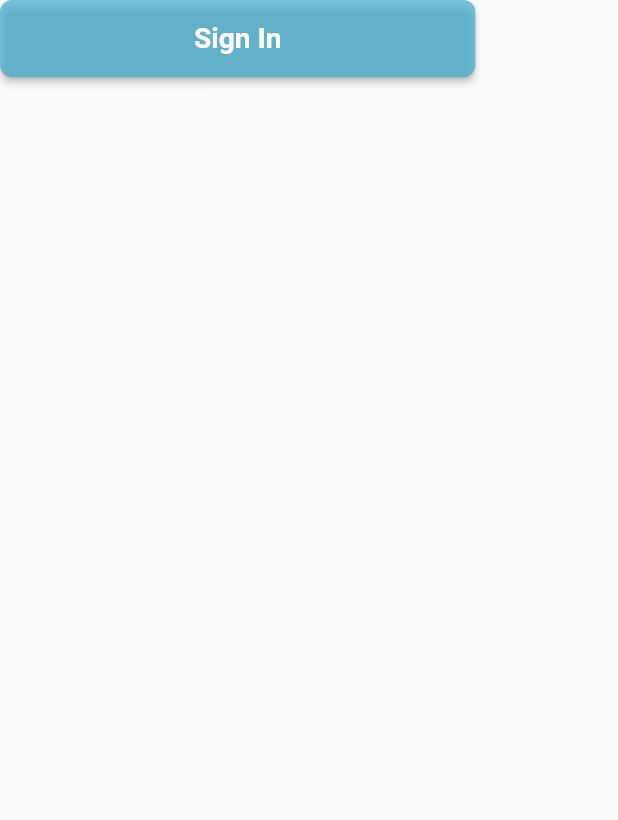
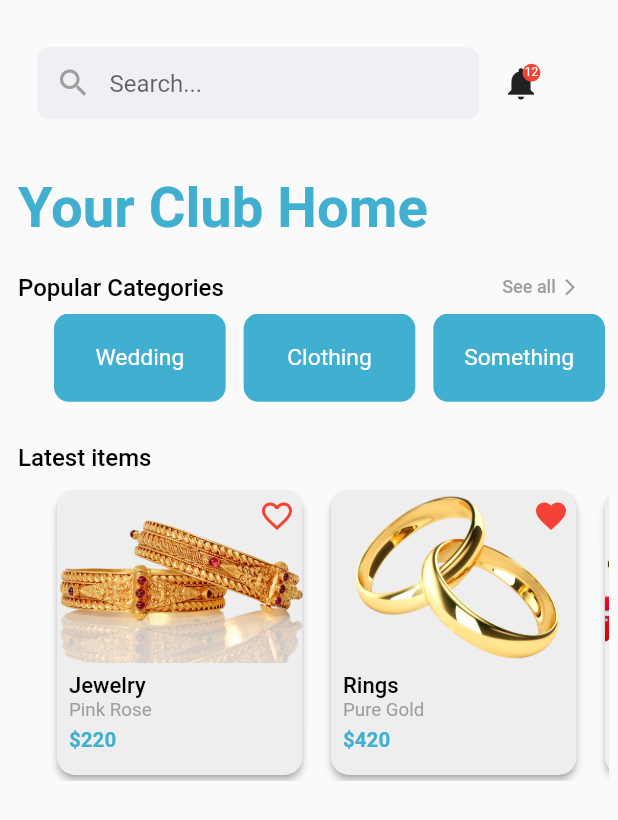
Before and after one commit to mla303/paul-app, a Flutter app: the ShopperButton widget shown alone on an empty page, opened directly, after a tap on "Sign In", on a phone screen of 412 x 824 dp. Shown: the top 820 px of the screen. Run offline on Flutter 3.47's test engine with Material 2 defaults, Android fonts, the phone set to English and light mode, and no system bars; our stand-ins replace dots_indicator.

Commit message:
luqman's screens

```diff
--- /dev/null
+++ b/lib/Views/homePage.dart
@@ -0,0 +1,352 @@
+
+import 'package:flutter/material.dart';
+import 'package:paul_app/widgets/CustomButton.dart';
+import 'package:paul_app/widgets/CustomTextField.dart';
+import 'package:paul_app/widgets/Lists.dart';
+import 'package:paul_app/widgets/colors.dart';
+import 'package:paul_app/widgets/search_bar.dart';
+import 'package:paul_app/widgets/styles.dart';
+
+
+
+
+
+class homePage extends StatefulWidget {
+  @override
+  _homePageState createState() => new _homePageState();
+}
+
+
+
+
+class _homePageState extends State<homePage> {
+
+
+  int _counter = 12;
+
+  @override
+  Widget build(BuildContext context) {
+
+    double width = MediaQuery.of(context).size.width;
+    double height = MediaQuery.of(context).size.height;
+
+    return SafeArea(
+      child: Scaffold(
+        // backgroundColor: Color(0xfff7f7f7),
+
+          // appBar: customAppBar1("Sign In"),
+
+        body: Container(
+          // color: whiteColor,
+          child: Padding(
+            padding: const EdgeInsets.symmetric(horizontal:4,vertical: 10),
+            child: Column(
+
+                mainAxisAlignment: MainAxisAlignment.start,
+                crossAxisAlignment: CrossAxisAlignment.start,
+                children: <Widget>[
+                  Expanded(
+                    flex: 0,
+                    child: Row(
+                      crossAxisAlignment: CrossAxisAlignment.center,
+
+                      children: [
+                        SizedBox(width:6,),
+
+                        searchBar(),
+
+                        //notification icon with badge
+                        Stack(
+                          children: <Widget>[
+                            new Icon(Icons.notifications,size: 26,),
+                            new Positioned(
+                              right: 0,
+                              child: new Container(
+                                padding: EdgeInsets.all(1),
+                                decoration: new BoxDecoration(
+                                  color: Colors.red,
+                                  borderRadius: BorderRadius.circular(6),
+                                ),
+                                constraints: BoxConstraints(
+                                  minWidth: 12,
+                                  minHeight: 12,
+                                ),
+                                child: new Text(
+                                  '$_counter',
+                                  style: new TextStyle(
+                                    color: Colors.white,
+                                    fontSize: 8,
+                                  ),
+                                  textAlign: TextAlign.center,
+                                ),
+                              ),
+                            )
+                          ],
+                        ),
+
+
+
+
+                      ],
+                    ),
+                  ),
+
+
+                  SizedBox(height: 15,),
+
+                  Expanded(
+                    flex: 2,
+                    child: SingleChildScrollView(
+                      child: Column(
+                        children: [
+                          Padding(
+                            padding: const EdgeInsets.symmetric(horizontal: 8),
+                            child: Wrap(
+                              direction: Axis.vertical,
+                              spacing: 8,
+                              // // alignment: WrapAlignment.center,
+                              // crossAxisAlignment: CrossAxisAlignment.start,
+                              children: [
+                                Container(
+                                    width:width/1.2,
+                                    child: Text("Your Club Home", style: CustomTextStyle.headig(context))),
+
+
+                                const SizedBox(height: 6,),
+
+                                //Catergory
+                                Container(
+                                  width:width/1.1,
+                                  child: Row(
+                                    mainAxisAlignment: MainAxisAlignment.spaceBetween,
+                                    crossAxisAlignment: CrossAxisAlignment.center,
+                                    children: [
+                                      Text(
+                                        "Popular Categories",
+                                        style: TextStyle(
+                                            color: Colors.black,
+                                            fontSize: 16,
+                                            fontWeight: FontWeight.w500),
+                                      ),
+                                      Row(
+                                        children: [
+                                          Text(
+                                            "See all",
+                                            style: TextStyle(
+                                                color: Colors.grey,
+                                                fontSize: 12,
+                                                fontWeight: FontWeight.w500),
+                                          ),
+                                          const SizedBox(width: 3,),
+                                          Icon(Icons.arrow_forward_ios,size: 13,color: Colors.grey,)
+                                        ],
+                                      ),
+                                    ],
+                                  ),
+                                ),
+                                Container(
+                                  // color: Colors.redAccent,
+                                  padding: EdgeInsets.symmetric(horizontal: 18.0, vertical: 0.0),
+                                  height: MediaQuery.of(context).size.height /14,
+                                  width: width,
+
+                                  child: ListView.separated(
+                                      itemCount: categoryList.length,
+                                      shrinkWrap: false,
+                                      physics: ClampingScrollPhysics(),
+                                      scrollDirection: Axis.horizontal,
+                                      itemBuilder: (context, index) {
+                                        return GestureDetector(
+                                          onTap: ()
+                                          {
+                                          },
+                                          child: Padding(
+                                            padding: const EdgeInsets.symmetric(horizontal: 6),
+                                            child: Container(
+                                              decoration: BoxDecoration(
+                                                color: basicColorShopper,
+                                                borderRadius: BorderRadius.circular(10)
+                                              ),
+                                              height: height/20,
+                                              width: width/3.6,
+                                              child: Center(
+                                                child: RichText(
+                                                  textAlign: TextAlign.center,
+                                                  text: TextSpan(
+                                                      style: CustomTextStyle.normaltext3(context),
+                                                      children: <TextSpan>[
+                                                        TextSpan(text: categoryList[index].name,),
+
+                                                      ]
+                                                  ),
+                                                ),
+                                              ),
+                                            ),
+                                          ),
+                                        );
+                                      },
+                                      separatorBuilder: (BuildContext context, int index) {
+                                        return SizedBox(
+                                          height: 10,
+                                          // width: 6,
+                                        );
+                                      }),
+                                ),
+
+
+
+                                const SizedBox(height: 12,),
+
+
+                                //Latest items
+                                Text(
+                                  "Latest items",
+                                  style: TextStyle(
+                                      color: Colors.black,
+                                      fontSize: 16,
+                                      fontWeight: FontWeight.w500),
+                                ),
+
+                                Container(
+               // color: Colors.redAccent,
+                                  padding: EdgeInsets.symmetric(horizontal: 18.0, vertical: 0.0),
+                                  height: MediaQuery.of(context).size.height * 0.24,
+                                  width: width,
+
+                                  child: ListView.separated(
+                                      itemCount: latestItemList.length,
+                                      shrinkWrap: true,
+                                      // physics: ClampingScrollPhysics(),
+                                      scrollDirection: Axis.horizontal,
+                                      itemBuilder: (context, index) {
+                                        return GestureDetector(
+                                          onTap: ()
+                                          {
+                                          },
+                                          child: Padding(
+                                            padding: const EdgeInsets.symmetric(horizontal: 4),
+                                            child: Container(
+                                              // height: MediaQuery.of(context).size.height * 0.16,
+                                              width: MediaQuery.of(context).size.width / 2.4,
+
+                                              // decoration: ,
+                                              child: Card(
+                                                elevation: 2,
+                                                shadowColor: Colors.grey,
+                                                color: Colors.grey[200],
+                                                shape: RoundedRectangleBorder(
+                                                  borderRadius: BorderRadius.circular(12.0),
+                                                  // side: BorderSide(width: 1,color: Colors.grey[200])
+                                                ),
+                                                child: Column(
+                                                  crossAxisAlignment: CrossAxisAlignment.start,
+                                                  children: [
+
+                                                    Stack(
+                                                      children: <Widget>[
+
+                                                        ClipRRect(
+                                                          borderRadius: BorderRadius.only(
+                                                            topLeft: Radius.circular(12),
+                                                            topRight: Radius.circular(12),
+                                                          ),
+                                                          child: Image.asset(
+                                                            latestItemList[index].img,
+                                                            height: MediaQuery.of(context).size.height *
+                                                                0.14,
+                                                            width: MediaQuery.of(context).size.width,
+                                                            fit: BoxFit.cover,
+                                                          ),
+                                                        ),
+                                                        Positioned(
+                                                          right: 5,
+                                                          top: 5,
+                                                          child: latestItemList[index].iconss,
+
+                                                        )
+
+                                                      ],
+                                                    ),
+
+
+
+                                                    Padding(
+                                                      padding:
+                                                      const EdgeInsets.only(left: 8.0, top: 6),
+                                                      child: Text(
+                                                        latestItemList[index].name,
+                                                        style: TextStyle(
+                                                            color: Colors.black,
+                                                            fontSize: height / 56,
+                                                            fontWeight: FontWeight.w500),
+                                                      ),
+                                                    ),
+
+                                                    Padding(
+                                                      padding:
+                                                      const EdgeInsets.only(left: 8.0, top: 0),
+                                                      child: Text(
+                                                        latestItemList[index].type,
+                                                        style: TextStyle(
+                                                            color: Colors.grey,
+                                                            fontSize: height / 66,
+                                                            fontWeight: FontWeight.w400),
+                                                      ),
+                                                    ),
+                                                    Padding(
+                                                      padding:
+                                                      const EdgeInsets.only(left: 8.0, top: 5),
+                                                      child: Text(
+                                                        latestItemList[index].price,
+                                                        style: TextStyle(
+                                                            color: basicColorShopper,
+                                                            fontSize: height / 60,
+                                                            fontWeight: FontWeight.w600),
+                                                      ),
+                                                    ),
+                                                  ],
+                                                ),
+                                              ),
+                                            ),
+                                          ),
+                                        );
+                                      },
+                                      separatorBuilder: (BuildContext context, int index) {
+                                        return SizedBox(
+                                          width: 3,
+                                        );
+                                      }
+                                  ),
+                                ),
+
+
+
+
+
+
+                              ],
+                            ),
+                          ),
+
+                          SizedBox(height: 16,),
+
+
+                        ],
+                      ),
+                    ),
+                  ),
+
+
+
+
+
+                ],
+              ),
+          ),
+        ),
+
+      ),
+    );
+  }
+
+}
--- a/lib/Views/signIn.dart
+++ b/lib/Views/signIn.dart
@@ -117,7 +117,7 @@ class _logInState extends State<SignInScreen> {
                             text: Text("Sign In",
                               style: CustomTextStyle.buttontitle(context),),
                               onPressed: (){
-                              // Navigator.pushNamed(context, "/bottomNavigation");
+                              Navigator.pushNamed(context, "/home");
                               },
                             focusColor: buttonColor2,
                             disbaleColor: buttonColor2,
@@ -141,7 +141,7 @@ class _logInState extends State<SignInScreen> {
 
 
 
-                          //login button
+
                           ShopperButton(
                             text: Text("Join as a shopper",
                               style: CustomTextStyle.buttontitle(context),),
@@ -153,7 +153,7 @@ class _logInState extends State<SignInScreen> {
                           ),
                           SizedBox(height: height/60,),
 
-                          //login button
+
                           CustomerButton(
                             text: Text("Open a shop",
                               style: CustomTextStyle.buttontitle(context),),
--- a/lib/Views/splash.dart
+++ b/lib/Views/splash.dart
@@ -23,20 +23,20 @@ class _splashScreenState extends State<splashScreen> {
     return Scaffold(
       body: Container(
         decoration: BoxDecoration(color: const Color(0xff7c94b6),
-          image: DecorationImage(
-            image: AssetImage("assets/images/background.png"),
-            fit: BoxFit.cover,
-            colorFilter: new ColorFilter.mode(Colors.black.withOpacity(0.4), BlendMode.dstATop),
-          )
+          // image: DecorationImage(
+          //   image: AssetImage("assets/images/background.png"),
+          //   fit: BoxFit.cover,
+          //   colorFilter: new ColorFilter.mode(Colors.black.withOpacity(0.4), BlendMode.dstATop),
+          // )
         ),
 
-        child: Center(
-          child: Image(
-            image:  AssetImage("assets/images/logo-half.png"),
-            height: height/4,
-
-          ),
-        ),
+        // child: Center(
+        //   child: Image(
+        //     image:  AssetImage("assets/images/logo-half.png"),
+        //     height: height/4,
+        //
+        //   ),
+        // ),
       ),
     );
   }
--- a/lib/Views/walkthrough.dart
+++ b/lib/Views/walkthrough.dart
@@ -48,17 +48,17 @@ class WalkThroughState extends State<WalkThrough> {
                 myWalkthrough(
                   title: "Plan Your Trip",
                   content: "Book one of our unique hotel to \n escape the ordinary",
-                  image: "images/walkthrough1.png",
+                  // image: "images/walkthrough1.png",
                 ),
                 myWalkthrough(
                   title: "Find Best Deal",
                   content: "Find deals for any season from cosy \n country home to city flats",
-                  image: "images/walkthrough2.png",
+                  // image: "images/walkthrough2.png",
                 ),
                 myWalkthrough(
                   title: "User Privacy",
                   content: "Book one of our unique hotel to \n escape the ordinary",
-                  image: "images/walkthrough1.png",
+                  // image: "images/walkthrough1.png",
                 ),
               ],
               controller: controller,
--- a/lib/main.dart
+++ b/lib/main.dart
@@ -1,4 +1,5 @@
 import 'package:flutter/material.dart';
+import 'Views/homePage.dart';
 import 'Views/signIn.dart';
 import 'Views/splash.dart';
 import 'Views/walkthrough.dart';
@@ -10,6 +11,7 @@ void main() {
 var routes = <String, WidgetBuilder>{
   "/walkthrough": (BuildContext context) => WalkThrough(),
   "/login": (BuildContext context) => SignInScreen(),
+  "/home": (BuildContext context) => homePage(),
   // "/forgetPassword": (BuildContext context) => forgotPasswordScreen(),
   // "/lanuageSelect": (BuildContext context) => LanguageSelector(),
   // "/bottomNavigation": (BuildContext context) => navigationBar(),
--- a/lib/widgets/CustomButton.dart
+++ b/lib/widgets/CustomButton.dart
@@ -25,7 +25,7 @@ class ShopperButton extends StatelessWidget {
             //   color: button1,
             // )
         ),
-        color: buttonColor1.withOpacity(0.7),
+        color: buttonColor2,
         textColor: Colors.white,
         padding: EdgeInsets.all(8.0),
         onPressed: onPressed,
--- /dev/null
+++ b/lib/widgets/Lists.dart
@@ -0,0 +1,80 @@
+import 'package:flutter/cupertino.dart';
+import 'package:flutter/gestures.dart';
+import 'package:flutter/material.dart';
+
+
+List categoryList = [
+
+  Category(
+      name:"Wedding",
+  ),
+
+  Category(
+      name:"Clothing",
+  ),
+  Category(
+      name:"Something",
+  ),
+  Category(
+      name:"Shoes",
+  ),
+
+  Category(
+      name:"Home & Living",
+  ),
+
+];
+
+class Category{
+  String name;
+  Category({
+    this.name,
+  });
+}
+
+// ***********************************************
+
+
+class itemDetail{
+  String name;
+  String type;
+  String price;
+  String img;
+  Icon iconss;
+
+
+  itemDetail({
+    this.name,
+    this.type,
+    this.price,
+    this.img,
+    this.iconss
+  });
+}
+
+
+List latestItemList = [
+
+  itemDetail(
+    name:"Jewelry",
+    img: "images/jewellary.png",
+    type: "Pink Rose",
+    price: "\$220",
+    iconss: Icon(Icons.favorite_border,color: Colors.red,)
+  ),
+
+  itemDetail(
+    name:"Rings",
+    img: "images/rings.png",
+    type: "Pure Gold",
+    price: "\$420",
+    iconss: Icon(Icons.favorite,color: Colors.red,)
+  ),
+  itemDetail(
+    name:"Toys",
+    img: "images/toys.png",
+    type: "Cloths Toys",
+    price: "\$120",
+    iconss: Icon(Icons.favorite,color: Colors.red,)
+  ),
+];
--- a/lib/widgets/mywalkthrough.dart
+++ b/lib/widgets/mywalkthrough.dart
@@ -60,14 +60,14 @@ class WalkthroughState extends State<myWalkthrough>
           mainAxisAlignment: MainAxisAlignment.start,
           children: <Widget>[
 
-            Transform(
-              transform:
-              new Matrix4.translationValues(0, 2.0, 6.0),
-              child: new Image(
-                image: AssetImage(widget.image),
-                height: MediaQuery.of(context).size.height/3,
-              ),
-            ),
+            // Transform(
+            //   transform:
+            //   new Matrix4.translationValues(0, 2.0, 6.0),
+            //   child: new Image(
+            //     image: AssetImage(widget.image),
+            //     height: MediaQuery.of(context).size.height/3,
+            //   ),
+            // ),
 
             SizedBox(height: 30,),
 
--- /dev/null
+++ b/lib/widgets/search_bar.dart
@@ -0,0 +1,48 @@
+import 'package:flutter/material.dart';
+import 'package:paul_app/widgets/colors.dart';
+
+class searchBar extends StatelessWidget {
+  @override
+  Widget build(BuildContext context) {
+
+    return Container(
+      margin: EdgeInsets.all(15.0),
+      height: 61,
+      width: MediaQuery.of(context).size.width/1.4,
+      child: Row(
+        children: <Widget>[
+          Expanded(
+            child: Container(
+              decoration: BoxDecoration(
+                color: grayColor,
+                borderRadius: BorderRadius.circular(8.0),
+                // boxShadow: [
+                //   BoxShadow(
+                //       offset: Offset(0, 3),
+                //       blurRadius: 3,
+                //       color: Colors.grey)
+                // ],
+              ),
+              child: Row(
+                children: <Widget>[
+                  IconButton(
+                      icon: Icon(Icons.search,color: Colors.grey,), onPressed: () {}),
+                  Expanded(
+                    child: TextField(
+                      decoration: InputDecoration(
+                          hintText: "Search...",
+                          border: InputBorder.none),
+                    ),
+                  ),
+
+                ],
+              ),
+            ),
+          ),
+
+
+        ],
+      ),
+    );
+  }
+}
--- a/lib/widgets/styles.dart
+++ b/lib/widgets/styles.dart
@@ -8,14 +8,14 @@ class CustomTextStyle {
   static TextStyle buttontitle(BuildContext context) {
     return TextStyle(
         color: Colors.white,
-        fontSize: MediaQuery.of(context).size.height / 44,
-        fontWeight: FontWeight.w600);
+        fontSize: MediaQuery.of(context).size.height / 48,
+        fontWeight: FontWeight.w500);
   }
 
   static TextStyle headig(BuildContext context) {
     return TextStyle(
         color: basicColorShopper,
-        fontSize: MediaQuery.of(context).size.height / 20,
+        fontSize: MediaQuery.of(context).size.height / 22,
         fontWeight: FontWeight.w600);
   }
 
@@ -32,6 +32,12 @@ class CustomTextStyle {
         fontSize: MediaQuery.of(context).size.height / 54,
         fontWeight: FontWeight.w400);
   }
+  static TextStyle normaltext3(BuildContext context) {
+    return TextStyle(
+        color: Colors.white,
+        fontSize: MediaQuery.of(context).size.height / 54,
+        fontWeight: FontWeight.w400);
+  }
 
 
 
--- a/pubspec.yaml
+++ b/pubspec.yaml
@@ -29,6 +29,7 @@ dependencies:
   # Use with the CupertinoIcons class for iOS style icons.
   cupertino_icons: ^1.0.0
   dots_indicator: any
+  persistent_bottom_nav_bar: any
 
 dev_dependencies:
   flutter_test:
@@ -46,8 +47,8 @@ flutter:
   uses-material-design: true
 
   # To add assets to your application, add an assets section, like this:
-  # assets:
-  #   - images/a_dot_burr.jpeg
+  assets:
+    - images/
   #   - images/a_dot_ham.jpeg
 
   # An image asset can refer to one or more resolution-specific "variants", see
```
Also changed, not shown: images/jewellary.png (added), images/rings.png (added), images/toys.png (added), pubspec.lock.
